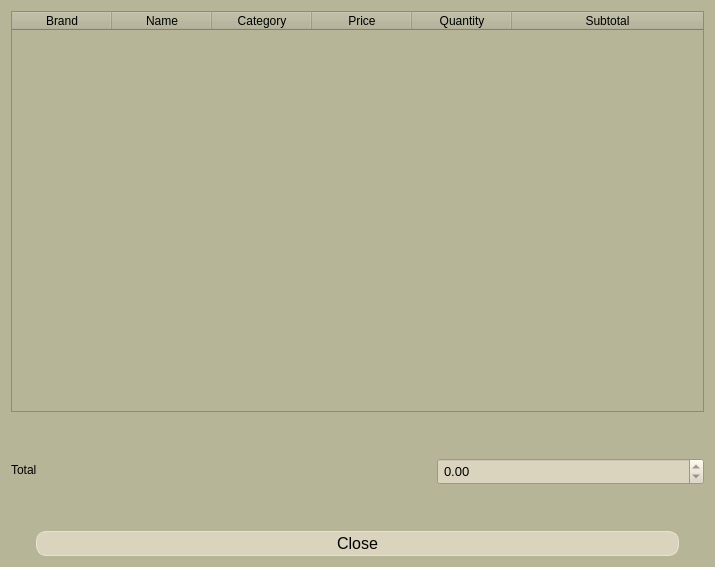
This is Final project3/purchaseReceiptDialog.ui in Rhainer13/IM-Project as Qt 5 draws it before an edit. The edited form follows.
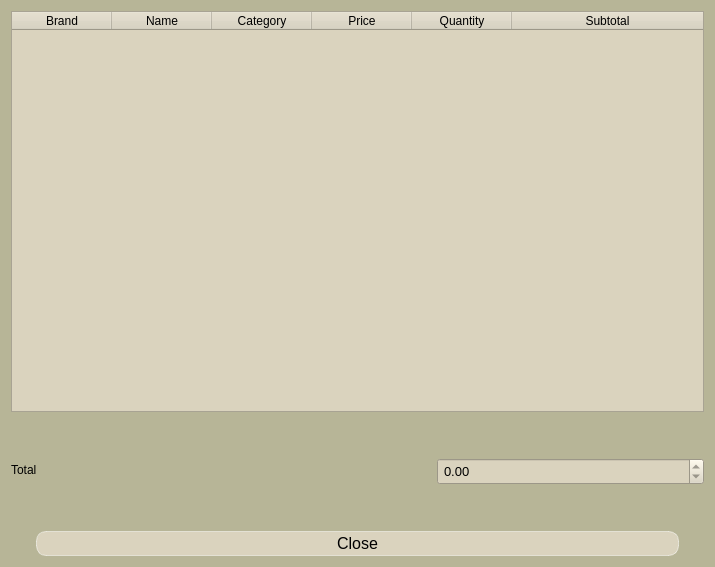
This is the edited form.

The edit to the form file:
```diff
--- a/Final project3/purchaseReceiptDialog.ui
+++ b/Final project3/purchaseReceiptDialog.ui
@@ -21,6 +21,15 @@
   <layout class="QVBoxLayout" name="verticalLayout">
    <item>
     <widget class="QTableWidget" name="purchaseReceiptTable">
+     <property name="styleSheet">
+      <string notr="true">QWidget {
+
+    background-color: rgb(218, 211, 190);
+    font: 700 9pt &quot;Segoe UI&quot;;
+    color: black; /* Sets the font color to black */
+}
+</string>
+     </property>
      <property name="editTriggers">
       <set>QAbstractItemView::NoEditTriggers</set>
      </property>
```
